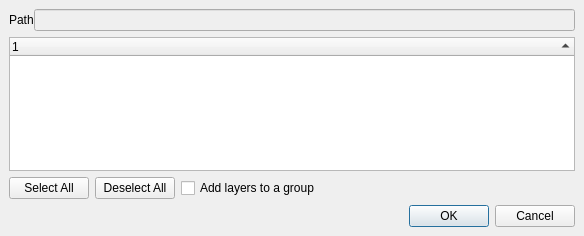
Above: src/ui/qgssublayersdialogbase.ui from qgis/QGIS before the change. Below: the same form after it.
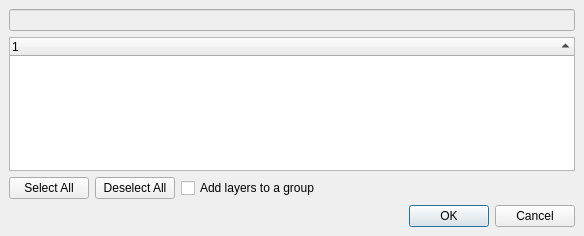
That is the form after the change.

Commit message: Remove the "Path" label; Add the filename in dialog's title

```diff
--- a/src/ui/qgssublayersdialogbase.ui
+++ b/src/ui/qgssublayersdialogbase.ui
@@ -90,38 +90,13 @@
     </layout>
    </item>
    <item row="0" column="0">
-    <widget class="QFrame" name="grpFilePath">
-     <layout class="QHBoxLayout" name="horizontalLayout_2">
-      <property name="spacing">
-       <number>0</number>
-      </property>
-      <property name="leftMargin">
-       <number>0</number>
-      </property>
-      <property name="topMargin">
-       <number>0</number>
-      </property>
-      <property name="rightMargin">
-       <number>0</number>
-      </property>
-      <property name="bottomMargin">
-       <number>0</number>
-      </property>
-      <item>
-       <widget class="QLabel" name="lblFilePath">
-        <property name="text">
-         <string>Path</string>
-        </property>
-       </widget>
-      </item>
-      <item>
        <widget class="QLineEdit" name="txtFilePath">
         <property name="enabled">
          <bool>false</bool>
         </property>
-       </widget>
-      </item>
-     </layout>
+    <property name="toolTip">
+      <string>Current file source</string>
+    </property>
     </widget>
    </item>
   </layout>
```
Lines whose indentation alone changed are shown as unchanged. The commit also changes 3 other files.
